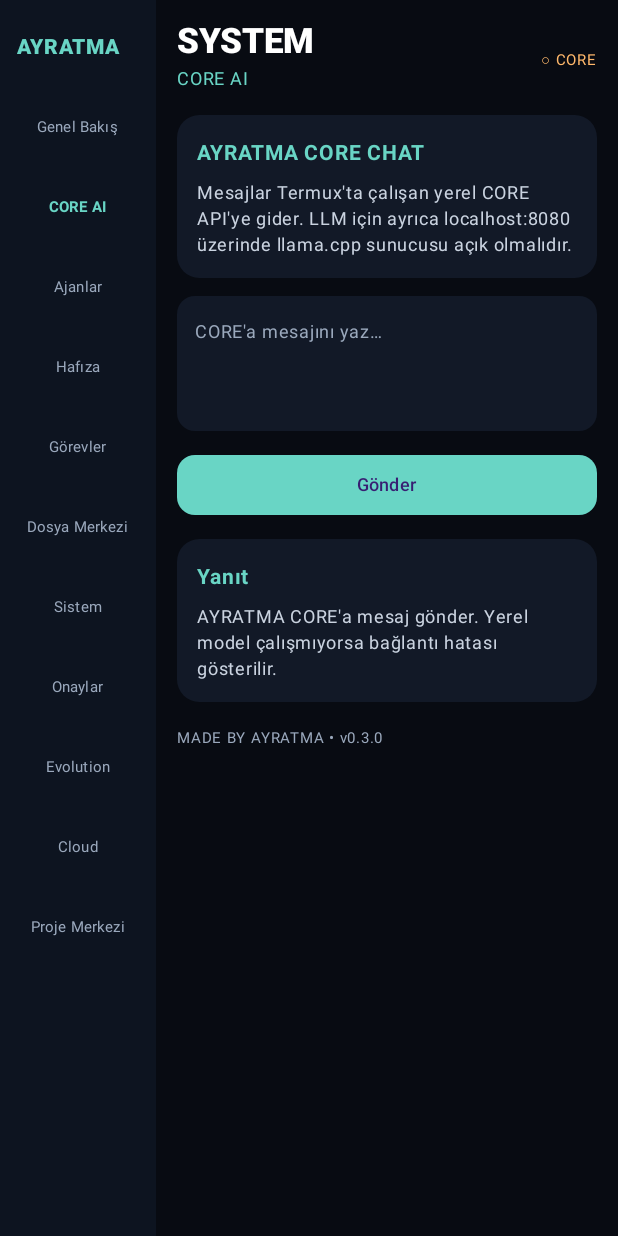
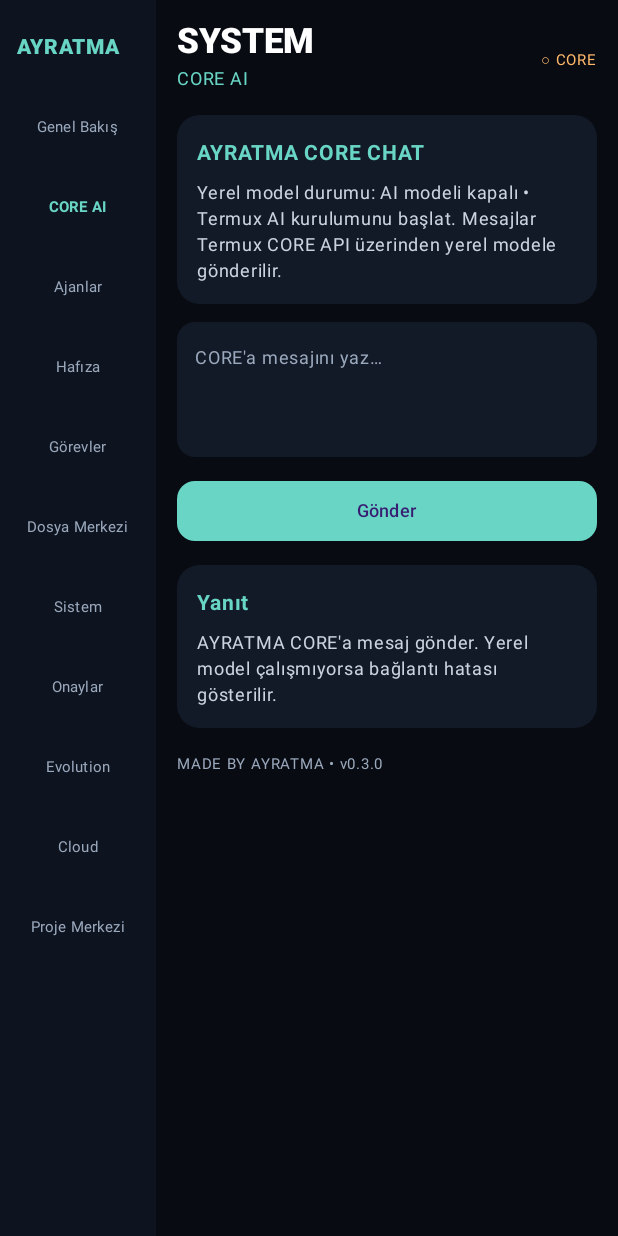
Before and after one commit to ayratma/AYRATMA-SYSTEM, an Android app built with Jetpack Compose: the screen it shows after launch (MainActivity), after a tap on "CORE AI", on a phone screen of 412 x 824 dp. Run offline under Robolectric (Android 15) with nearby library versions, the phone set to English and light mode, and no system bars.

Commit message:
Show local model runtime status in AI screen

```diff
--- a/app/src/main/java/com/ayratma/system/MainActivity.kt
+++ b/app/src/main/java/com/ayratma/system/MainActivity.kt
@@ -78,6 +78,7 @@ private fun AyratmaApp() {
     var page by remember { mutableStateOf(Pages[0]) }
     var status by remember { mutableStateOf("CORE bağlantısı kontrol ediliyor…") }
     var connected by remember { mutableStateOf(false) }
+    var modelStatus by remember { mutableStateOf("Yerel model kontrol edilmedi") }
     var agents by remember { mutableStateOf(listOf<Pair<String, String>>()) }
     var tasks by remember { mutableStateOf(listOf<String>()) }
     var memory by remember { mutableStateOf(listOf<String>()) }
@@ -115,6 +116,9 @@ private fun AyratmaApp() {
         runApi("/health") { result, error ->
             connected = result != null
             status = if (result != null) "CORE bağlı • sürüm " + result.optString("version") else "CORE çevrimdışı • Termux backend başlatılmalı"
+        }
+        runApi("/model/status") { result, _ ->
+            modelStatus = if (result?.optBoolean("available") == true) "AI modeli hazır • " + result.optString("model") else "AI modeli kapalı • Termux AI kurulumunu başlat"
         }
         runApi("/agents") { result, _ ->
             if (result != null) {
@@ -197,7 +201,7 @@ private fun AyratmaApp() {
                         PanelCard("Güvenlik", "Root yok. Dosya erişimi Android dosya seçicisiyle. Kritik işlemler onay gerektirir; uygulama gizli komut çalıştırmaz.")
                     }
                     "CORE AI" -> {
-                        PanelCard("AYRATMA CORE CHAT", "Mesajlar Termux'ta çalışan yerel CORE API'ye gider. LLM için ayrıca localhost:8080 üzerinde llama.cpp sunucusu açık olmalıdır.")
+                        PanelCard("AYRATMA CORE CHAT", "Yerel model durumu: " + modelStatus + ". Mesajlar Termux CORE API üzerinden yerel modele gönderilir.")
                         EditField(chatInput, { chatInput = it }, "CORE'a mesajını yaz…", 3)
                         ActionButton(if (busy) "İşleniyor…" else "Gönder") {
                             if (chatInput.isNotBlank() && !busy) {
```
